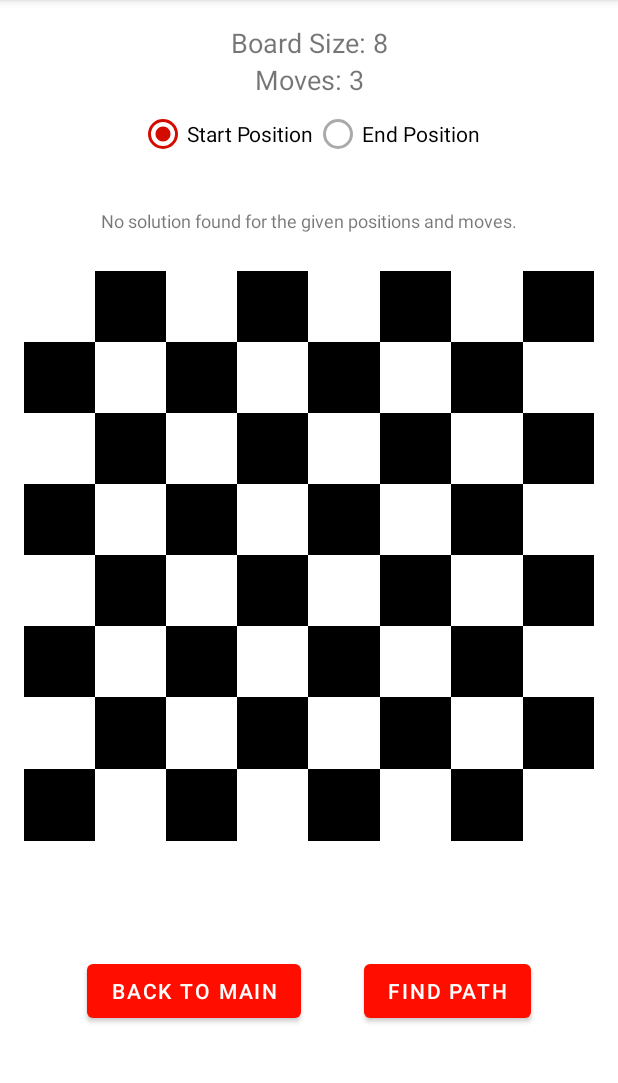
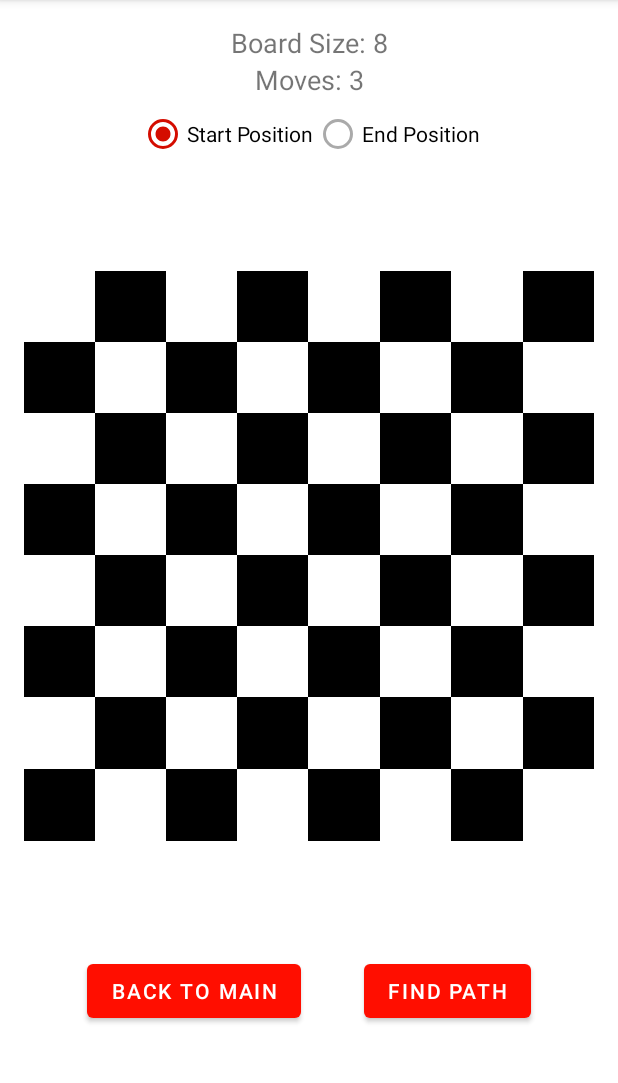
Before and after one commit to ilianna7/chessapp, an Android app: the ChessboardActivity screen opened directly, with no data from a screen before it, on a phone screen of 412 x 824 dp, the part 84-1167 px from its top. Run offline under Robolectric (Android 15) with nearby library versions, the phone set to English and light mode, and no system bars.

Commit message:
#3 Fixed bug: with the no solutions text showing up whenever the paths were empty
Now it shows only when the algorithm returns no solutions.

```diff
--- a/app/src/main/java/com/example/chessapp/chessboard/ChessboardActivity.kt
+++ b/app/src/main/java/com/example/chessapp/chessboard/ChessboardActivity.kt
@@ -127,13 +127,18 @@ class ChessboardActivity : AppCompatActivity() {
 
         // Observe the paths LiveData
         viewModel.paths.observe(this) { paths ->
-            if (paths.isNotEmpty()) {
+            if(paths.isEmpty()){
+                pathsRecyclerView.visibility = RecyclerView.GONE
+                noPathsTextView.visibility = TextView.GONE
+
+            } else if(paths[0][0].col == -1 && paths[0][0].row == -1){
+                pathsRecyclerView.visibility = RecyclerView.GONE
+                noPathsTextView.visibility = TextView.VISIBLE
+
+            } else {
                 noPathsTextView.visibility = TextView.GONE
                 pathsRecyclerView.visibility = RecyclerView.VISIBLE
                 pathAdapter.updatePaths(paths)
-            } else {
-                noPathsTextView.visibility = TextView.VISIBLE
-                pathsRecyclerView.visibility = RecyclerView.GONE
             }
         }
 
```
Also changed, not shown: app/src/main/java/com/example/chessapp/chessboard/ChessboardViewModel.kt (+5 -6 lines).
